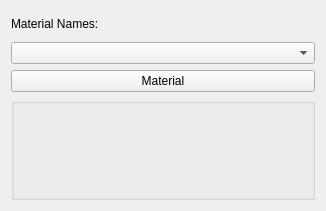
Qt form src/materialwidget.ui (chchwy/ogre-v2-mesh-viewer) before a commit.
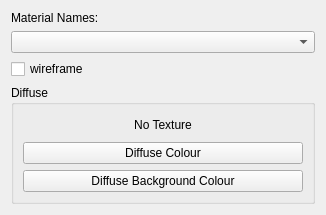
The same form after that commit.

Commit message: [Material] retrieve diffuse tex, color, background color

Patch:
```diff
--- a/src/materialwidget.ui
+++ b/src/materialwidget.ui
@@ -37,17 +37,43 @@
     <widget class="QComboBox" name="mtlNameCombo"/>
    </item>
    <item>
-    <widget class="QPushButton" name="pushButton">
+    <widget class="QCheckBox" name="wireframeCheck">
      <property name="text">
-      <string>Material</string>
+      <string>wireframe</string>
      </property>
     </widget>
    </item>
    <item>
     <widget class="QGroupBox" name="groupBox">
      <property name="title">
-      <string/>
+      <string>Diffuse</string>
      </property>
+     <layout class="QVBoxLayout" name="verticalLayout_2">
+      <item>
+       <widget class="QPushButton" name="diffuseTexButton">
+        <property name="text">
+         <string>No Texture</string>
+        </property>
+        <property name="flat">
+         <bool>true</bool>
+        </property>
+       </widget>
+      </item>
+      <item>
+       <widget class="QPushButton" name="diffuseColorButton">
+        <property name="text">
+         <string>Diffuse Colour</string>
+        </property>
+       </widget>
+      </item>
+      <item>
+       <widget class="QPushButton" name="diffuseBgColorButton">
+        <property name="text">
+         <string>Diffuse Background Colour</string>
+        </property>
+       </widget>
+      </item>
+     </layout>
     </widget>
    </item>
   </layout>
```
Left out of the diff: 2 changed lines with no effect on the pictures. The commit also changes 2 other files.
